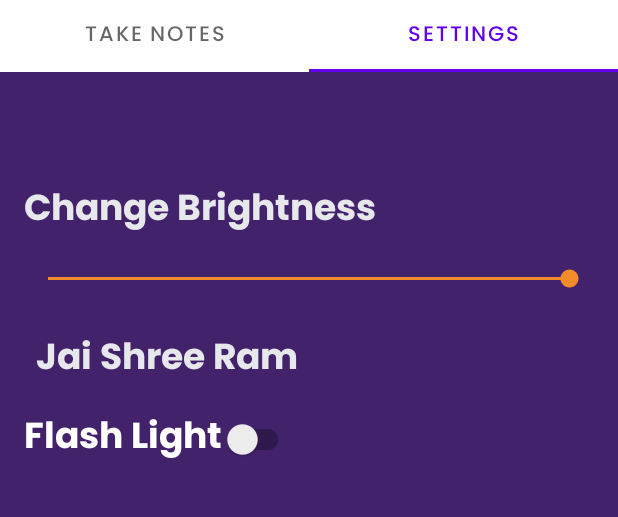
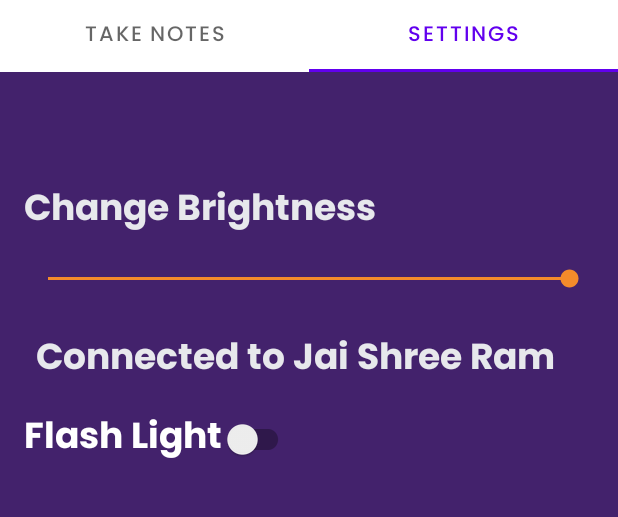
Before and after one commit to githubashutoshsoni/ProjectTechno, an Android app: the screen it shows after launch (MainActivity), tab 2 chosen, on a phone screen of 412 x 824 dp, the part 510-1027 px from its top. Run offline under Robolectric (Android 15) with nearby library versions, the phone set to English and light mode, and no system bars; our stand-ins replace Room's generated code; 2 statements that could not run were skipped.

Commit message:
changed wifi name

```diff
--- a/app/src/main/java/com/example/notesjava/settings/SettingsFragment.java
+++ b/app/src/main/java/com/example/notesjava/settings/SettingsFragment.java
@@ -100,7 +100,7 @@ public class SettingsFragment extends Fragment implements SettingsContract.Views
 
     @Override
     public void wifi(String wifiNameConnected) {
-        binding.selectWifi.setText(wifiNameConnected);
+        binding.selectWifi.setText("Connected to " + wifiNameConnected);
     }
 
     @Override
```
